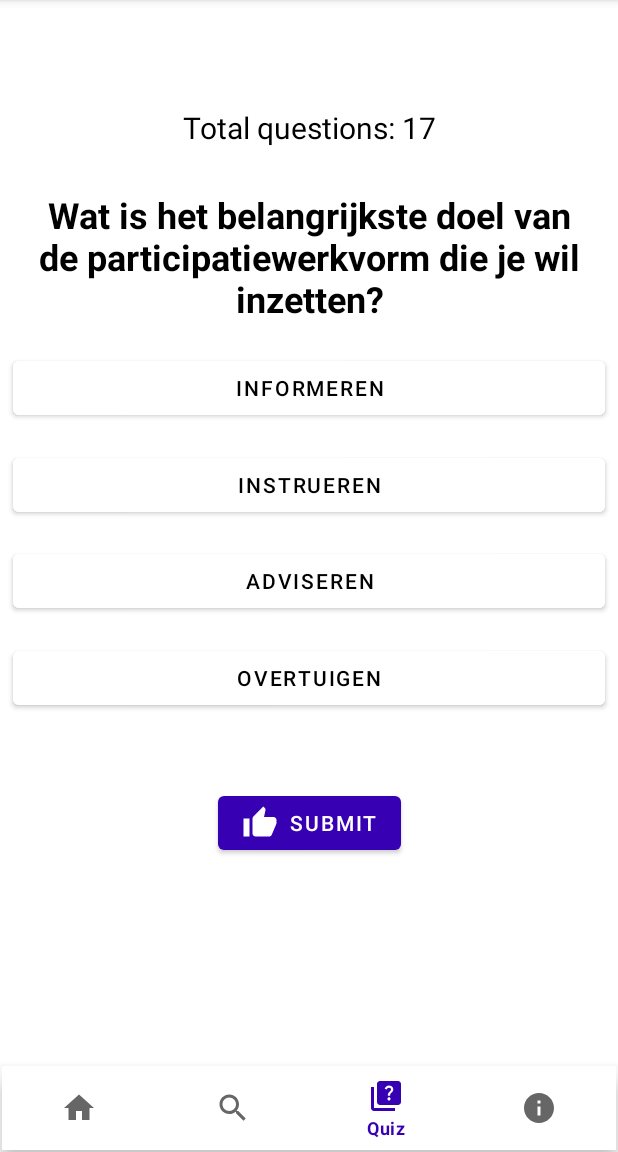
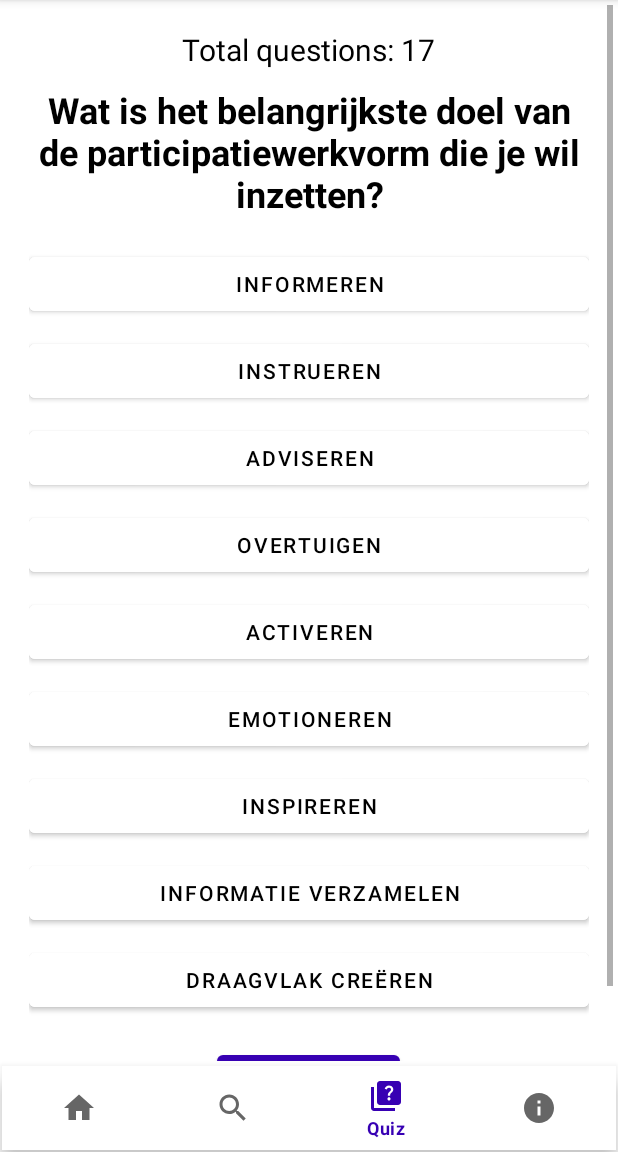
Before and after one commit to phenningsson/Gesallprov, an Android app: the screen it shows after launch (MainActivity), item 3 of the bottom bar chosen, on a phone screen of 412 x 824 dp, the part 84-1236 px from its top. Run offline under Robolectric (Android 15) with nearby library versions, the phone set to English and light mode, and no system bars.

Commit message:
Fixed and added the final questions and answers, as well as added scrollable functionality to accommodate all answer alternatives.
TODO: Fix the design so the squares are asymetrical as in the Figma design.

Fix the mapping of the answers to the participation methods.

Fix the design.

Fix the last letter on Scenarioubow.

Add search bar and functional searching capability (if time permits).

Make it possible to swipe between pop ups for the methods so you can press on one method and then swipe on the pop up window to go to the next or previous method.

```diff
--- a/app/src/main/java/com/example/gesallprov/AnswerQuestion.java
+++ b/app/src/main/java/com/example/gesallprov/AnswerQuestion.java
@@ -23,9 +23,9 @@ public class AnswerQuestion {
     };
 
     public static String[][] choices = {
-            {"Informeren", "Instrueren", "Adviseren", "Overtuigen", "Activeren", "Emotioneren", "Inspireren"},
+            {"Informeren", "Instrueren", "Adviseren", "Overtuigen", "Activeren", "Emotioneren", "Inspireren", "Informatie verzamelen", "Draagvlak creëren", "Besluitvorming"},
             {"Burgers", "Studenten", "Professionals", "Kinderen", "Jongeren", "30+", "65+"},
-            {"Belangrijk", "Onbelangrijk"},
+            {"Individu", "Groep"},
             {"Weinig", "Neutraal", "Veel"},
             {"Er is veel tijd beschikbaar", "Er is minder tijd beschikbaar"},
             {"Informeren", "Inspreken", "Consulteren", "Coproduceren / samenwerken", "Delegeren", "Zelfbestuur"},
@@ -43,7 +43,7 @@ public class AnswerQuestion {
     };
 
     public static int[][] answerMappings = {
-            {0, 1, 2, 3, 4, 5, 6}, // Question 1
+            {0, 1, 2, 3, 4, 5, 6, 7, 8, 9}, // Question 1
             {0, 1, 2, 3, 4, 5, 6}, // Question 2
             {0, 1}, // Question 3
             {0, 1, 2}, // Question 4
--- a/app/src/main/java/com/example/gesallprov/QuizFragment.java
+++ b/app/src/main/java/com/example/gesallprov/QuizFragment.java
@@ -8,12 +8,14 @@ import android.view.View;
 import android.view.ViewGroup;
 import android.widget.Button;
 import android.widget.TextView;
+import android.widget.Toast;
 
 public class QuizFragment extends Fragment implements View.OnClickListener {
 
     private TextView tvTotalQ;
     private TextView tvQuestion;
-    private Button answerABtn, answerBBtn, answerCBtn, answerDBtn, submitBtn;
+    private Button answerABtn, answerBBtn, answerCBtn, answerDBtn, answerEBtn, answerFBtn,
+            answerGBtn, answerHBtn, answerIBtn, submitBtn;
 
     private int totalQuestions = AnswerQuestion.question.length;
     private int currentQuestionsIndex = 0;
@@ -33,12 +35,22 @@ public class QuizFragment extends Fragment implements View.OnClickListener {
         answerBBtn = view.findViewById(R.id.answerBBtn);
         answerCBtn = view.findViewById(R.id.answerCBtn);
         answerDBtn = view.findViewById(R.id.answerDBtn);
+        answerEBtn = view.findViewById(R.id.answerEBtn);
+        answerFBtn = view.findViewById(R.id.answerFBtn);
+        answerGBtn = view.findViewById(R.id.answerGBtn);
+        answerHBtn = view.findViewById(R.id.answerHBtn);
+        answerIBtn = view.findViewById(R.id.answerIBtn);
         submitBtn = view.findViewById(R.id.submitBtn);
 
         answerABtn.setOnClickListener(this);
         answerBBtn.setOnClickListener(this);
         answerCBtn.setOnClickListener(this);
         answerDBtn.setOnClickListener(this);
+        answerEBtn.setOnClickListener(this);
+        answerFBtn.setOnClickListener(this);
+        answerGBtn.setOnClickListener(this);
+        answerHBtn.setOnClickListener(this);
+        answerIBtn.setOnClickListener(this);
         submitBtn.setOnClickListener(this);
 
         tvTotalQ.setText("Total questions: " + totalQuestions);
@@ -50,10 +62,7 @@ public class QuizFragment extends Fragment implements View.OnClickListener {
 
     @Override
     public void onClick(View v) {
-        answerABtn.setBackgroundColor(Color.WHITE);
-        answerBBtn.setBackgroundColor(Color.WHITE);
-        answerCBtn.setBackgroundColor(Color.WHITE);
-        answerDBtn.setBackgroundColor(Color.WHITE);
+        resetButtonBackgrounds();
 
         Button clickedBtn = (Button) v;
         if (clickedBtn.getId() == R.id.submitBtn) {
@@ -62,11 +71,25 @@ public class QuizFragment extends Fragment implements View.OnClickListener {
                 methodScores[AnswerQuestion.answerMappings[currentQuestionsIndex][selectedAnswerIndex]]++;
                 currentQuestionsIndex++;
                 newQuestion();
+            } else {
+                Toast.makeText(getActivity(), "Please select an answer before submitting", Toast.LENGTH_SHORT).show();
             }
         } else {
             selectedAnswer = clickedBtn.getText().toString();
             clickedBtn.setBackgroundColor(Color.rgb(55, 0, 179));
         }
+    }
+
+    private void resetButtonBackgrounds() {
+        answerABtn.setBackgroundColor(Color.WHITE);
+        answerBBtn.setBackgroundColor(Color.WHITE);
+        answerCBtn.setBackgroundColor(Color.WHITE);
+        answerDBtn.setBackgroundColor(Color.WHITE);
+        answerEBtn.setBackgroundColor(Color.WHITE);
+        answerFBtn.setBackgroundColor(Color.WHITE);
+        answerGBtn.setBackgroundColor(Color.WHITE);
+        answerHBtn.setBackgroundColor(Color.WHITE);
+        answerIBtn.setBackgroundColor(Color.WHITE);
     }
 
     private int getSelectedAnswerIndex() {
@@ -78,6 +101,16 @@ public class QuizFragment extends Fragment implements View.OnClickListener {
             return 2;
         } else if (selectedAnswer.equals(answerDBtn.getText().toString())) {
             return 3;
+        } else if (selectedAnswer.equals(answerEBtn.getText().toString())) {
+            return 4;
+        } else if (selectedAnswer.equals(answerFBtn.getText().toString())) {
+            return 5;
+        } else if (selectedAnswer.equals(answerGBtn.getText().toString())) {
+            return 6;
+        } else if (selectedAnswer.equals(answerHBtn.getText().toString())) {
+            return 7;
+        } else if (selectedAnswer.equals(answerIBtn.getText().toString())) {
+            return 8;
         } else {
             return -1;
         }
@@ -92,15 +125,17 @@ public class QuizFragment extends Fragment implements View.OnClickListener {
         tvQuestion.setText(AnswerQuestion.question[currentQuestionsIndex]);
         String[] choices = AnswerQuestion.choices[currentQuestionsIndex];
 
-        answerABtn.setText(choices.length > 0 ? choices[0] : "");
-        answerBBtn.setText(choices.length > 1 ? choices[1] : "");
-        answerCBtn.setText(choices.length > 2 ? choices[2] : "");
-        answerDBtn.setText(choices.length > 3 ? choices[3] : "");
+        Button[] buttons = {answerABtn, answerBBtn, answerCBtn, answerDBtn, answerEBtn, answerFBtn, answerGBtn, answerHBtn, answerIBtn};
 
-        answerABtn.setVisibility(choices.length > 0 ? View.VISIBLE : View.GONE);
-        answerBBtn.setVisibility(choices.length > 1 ? View.VISIBLE : View.GONE);
-        answerCBtn.setVisibility(choices.length > 2 ? View.VISIBLE : View.GONE);
-        answerDBtn.setVisibility(choices.length > 3 ? View.VISIBLE : View.GONE);
+        for (int i = 0; i < buttons.length; i++) {
+            if (i < choices.length) {
+                buttons[i].setText(choices[i]);
+                buttons[i].setVisibility(View.VISIBLE);
+            } else {
+                buttons[i].setVisibility(View.GONE);
+            }
+        }
+        selectedAnswer = ""; // Reset selected answer for new question
     }
 
     private void finishQuiz() {
--- a/app/src/main/res/layout/fragment_quiz.xml
+++ b/app/src/main/res/layout/fragment_quiz.xml
@@ -1,7 +1,6 @@
 <?xml version="1.0" encoding="utf-8"?>
 
-<!-- Denna xml fil innehåller layouten och designen för
- quiz-fragmentet -->
+<!-- Denna xml fil innehåller layouten och designen för quiz-fragmentet -->
 
 <FrameLayout xmlns:android="http://schemas.android.com/apk/res/android"
     xmlns:app="http://schemas.android.com/apk/res-auto"
@@ -12,115 +11,133 @@
 
     <androidx.constraintlayout.widget.ConstraintLayout
         android:layout_width="match_parent"
-        android:layout_height="match_parent" >
+        android:layout_height="match_parent">
 
+        <ScrollView
+            android:layout_width="0dp"
+            android:layout_height="0dp"
+            app:layout_constraintTop_toTopOf="parent"
+            app:layout_constraintBottom_toBottomOf="parent"
+            app:layout_constraintStart_toStartOf="parent"
+            app:layout_constraintEnd_toEndOf="parent">
+
+            <LinearLayout
+                android:layout_width="match_parent"
+                android:layout_height="wrap_content"
+                android:orientation="vertical"
+                android:padding="16dp">
 
                 <TextView
                     android:id="@+id/tvTotalQ"
                     android:layout_width="wrap_content"
                     android:layout_height="wrap_content"
-            android:layout_centerHorizontal="true"
                     android:text="@string/totalQuestions"
                     android:textColor="@color/black"
                     android:textSize="20sp"
-            app:layout_constraintBottom_toBottomOf="parent"
-            app:layout_constraintEnd_toEndOf="parent"
-            app:layout_constraintStart_toStartOf="parent"
-            app:layout_constraintTop_toTopOf="parent"
-            app:layout_constraintVertical_bias="0.100000024" />
+                    android:layout_gravity="center_horizontal"
+                    android:layout_marginBottom="10dp"/>
 
                 <TextView
                     android:id="@+id/tvQuestion"
                     android:layout_width="match_parent"
                     android:layout_height="wrap_content"
-            android:layout_margin="20dp"
+                    android:layout_marginBottom="20dp"
                     android:text="@string/questionPlaceholder"
                     android:textAlignment="center"
                     android:textColor="@color/black"
                     android:textSize="24sp"
-            android:textStyle="bold"
-            app:layout_constraintBottom_toBottomOf="parent"
-            app:layout_constraintEnd_toEndOf="parent"
-            app:layout_constraintStart_toStartOf="parent"
-            app:layout_constraintTop_toTopOf="parent"
-            app:layout_constraintVertical_bias="0.18" />
+                    android:textStyle="bold" />
 
                 <Button
                     android:id="@+id/answerABtn"
                     android:layout_width="match_parent"
                     android:layout_height="wrap_content"
-            android:layout_margin="5dp"
+                    android:layout_marginBottom="10dp"
                     android:backgroundTint="@color/white"
                     android:text="@string/answerA"
-            android:textColor="@color/black"
-            app:layout_constraintBottom_toBottomOf="parent"
-            app:layout_constraintEnd_toEndOf="parent"
-            app:layout_constraintHorizontal_bias="0.5"
-            app:layout_constraintStart_toStartOf="parent"
-            app:layout_constraintTop_toTopOf="parent"
-            app:layout_constraintVertical_bias="0.35" />
+                    android:textColor="@color/black" />
 
                 <Button
                     android:id="@+id/answerBBtn"
                     android:layout_width="match_parent"
                     android:layout_height="wrap_content"
-            android:layout_margin="5dp"
+                    android:layout_marginBottom="10dp"
                     android:backgroundTint="@color/white"
                     android:text="@string/answerB"
-            android:textColor="@color/black"
-            app:layout_constraintBottom_toBottomOf="parent"
-            app:layout_constraintEnd_toEndOf="parent"
-            app:layout_constraintHorizontal_bias="0.5"
-            app:layout_constraintStart_toStartOf="parent"
-            app:layout_constraintTop_toTopOf="parent"
-            app:layout_constraintVertical_bias="0.45" />
+                    android:textColor="@color/black" />
 
                 <Button
                     android:id="@+id/answerCBtn"
                     android:layout_width="match_parent"
                     android:layout_height="wrap_content"
-            android:layout_margin="5dp"
+                    android:layout_marginBottom="10dp"
                     android:backgroundTint="@color/white"
                     android:text="@string/answerC"
-            android:textColor="@color/black"
-            app:layout_constraintBottom_toBottomOf="parent"
-            app:layout_constraintEnd_toEndOf="parent"
-            app:layout_constraintHorizontal_bias="0.5"
-            app:layout_constraintStart_toStartOf="parent"
-            app:layout_constraintTop_toTopOf="parent"
-            app:layout_constraintVertical_bias="0.55" />
+                    android:textColor="@color/black" />
 
                 <Button
                     android:id="@+id/answerDBtn"
                     android:layout_width="match_parent"
                     android:layout_height="wrap_content"
-            android:layout_margin="5dp"
+                    android:layout_marginBottom="10dp"
                     android:backgroundTint="@color/white"
                     android:text="@string/answerD"
-            android:textColor="@color/black"
-            app:layout_constraintBottom_toBottomOf="parent"
-            app:layout_constraintEnd_toEndOf="parent"
-            app:layout_constraintHorizontal_bias="0.5"
-            app:layout_constraintStart_toStartOf="parent"
-            app:layout_constraintTop_toTopOf="parent"
-            app:layout_constraintVertical_bias="0.65" />
+                    android:textColor="@color/black" />
+
+                <Button
+                    android:id="@+id/answerEBtn"
+                    android:layout_width="match_parent"
+                    android:layout_height="wrap_content"
+                    android:layout_marginBottom="10dp"
+                    android:backgroundTint="@color/white"
+                    android:text="@string/answerE"
+                    android:textColor="@color/black" />
+
+                <Button
+                    android:id="@+id/answerFBtn"
+                    android:layout_width="match_parent"
+                    android:layout_height="wrap_content"
+                    android:layout_marginBottom="10dp"
+                    android:backgroundTint="@color/white"
+                    android:text="@string/answerF"
+                    android:textColor="@color/black" />
+
+                <Button
+                    android:id="@+id/answerGBtn"
+                    android:layout_width="match_parent"
+                    android:layout_height="wrap_content"
+                    android:layout_marginBottom="10dp"
+                    android:backgroundTint="@color/white"
+                    android:text="@string/answerG"
+                    android:textColor="@color/black" />
+
+                <Button
+                    android:id="@+id/answerHBtn"
+                    android:layout_width="match_parent"
+                    android:layout_height="wrap_content"
+                    android:layout_marginBottom="10dp"
+                    android:backgroundTint="@color/white"
+                    android:text="@string/answerH"
+                    android:textColor="@color/black" />
+
+                <Button
+                    android:id="@+id/answerIBtn"
+                    android:layout_width="match_parent"
+                    android:layout_height="wrap_content"
+                    android:layout_marginBottom="20dp"
+                    android:backgroundTint="@color/white"
+                    android:text="@string/answerI"
+                    android:textColor="@color/black" />
 
                 <Button
                     android:id="@+id/submitBtn"
                     android:layout_width="wrap_content"
                     android:layout_height="wrap_content"
-            android:layout_margin="5dp"
                     android:drawableLeft="@drawable/baseline_thumb_up_24"
                     android:text="@string/submit"
-            app:layout_constraintBottom_toBottomOf="parent"
-            app:layout_constraintEnd_toEndOf="parent"
-            app:layout_constraintStart_toStartOf="parent"
-            app:layout_constraintTop_toTopOf="parent"
-            app:layout_constraintVertical_bias="0.8" />
+                    android:layout_gravity="center_horizontal"/>
 
-
+            </LinearLayout>
+        </ScrollView>
     </androidx.constraintlayout.widget.ConstraintLayout>
-
-
-
 </FrameLayout>
--- a/app/src/main/res/values/strings.xml
+++ b/app/src/main/res/values/strings.xml
@@ -18,11 +18,16 @@
     <string name="percentage">%</string>
     <string name="quiz">Quiz</string>
     <string name="questionPlaceholder">Question Placeholder</string>
-    <string name="totalQuestions">Total Questions:</string>
+    <string name="totalQuestions">Aantal Vragen:</string>
     <string name="answerA">Answer A</string>
     <string name="answerB">Answer B</string>
     <string name="answerC">Answer C</string>
     <string name="answerD">Answer D</string>
+    <string name="answerE">Answer E</string>
+    <string name="answerF">Answer F</string>
+    <string name="answerG">Answer G</string>
+    <string name="answerH">Answer H</string>
+    <string name="answerI">Answer I</string>
     <string name="submit">Submit</string>
     <string name="welcomeHeader">Find Your Workform!</string>
 
```
Lines whose indentation alone changed are shown as unchanged.
